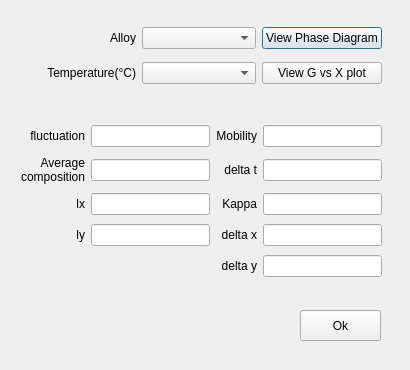
The window that Forms/dialog_param_ch2d_alloy.ui (mu2mech/mu2mech) describes before a commit, drawn with Qt 5.
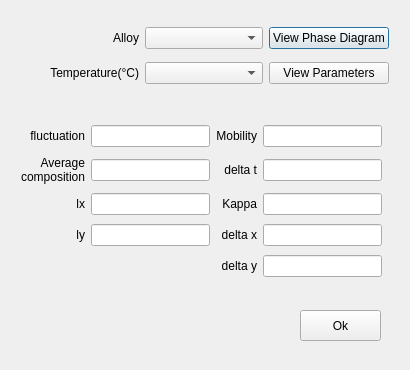
The same window after the commit.

Commit message: Dialog for view calculation parameters

What changed in the file:
```diff
--- a/Forms/dialog_param_ch2d_alloy.ui
+++ b/Forms/dialog_param_ch2d_alloy.ui
@@ -148,7 +148,7 @@
     <rect>
      <x>21</x>
      <y>20</y>
-     <width>361</width>
+     <width>368</width>
      <height>71</height>
     </rect>
    </property>
@@ -189,7 +189,7 @@
     <item row="1" column="2">
      <widget class="QPushButton" name="pushButtonViewGXPlot">
       <property name="text">
-       <string>View G vs X plot</string>
+       <string>View Parameters</string>
       </property>
      </widget>
     </item>
```
The commit also changes 30 other files.
